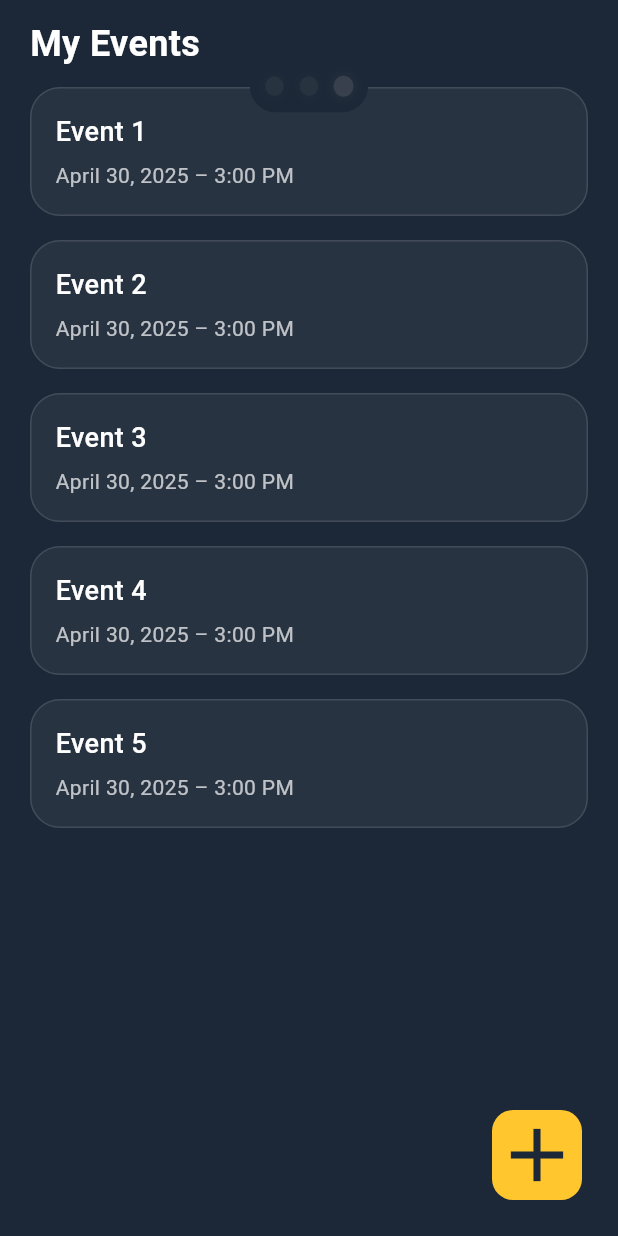
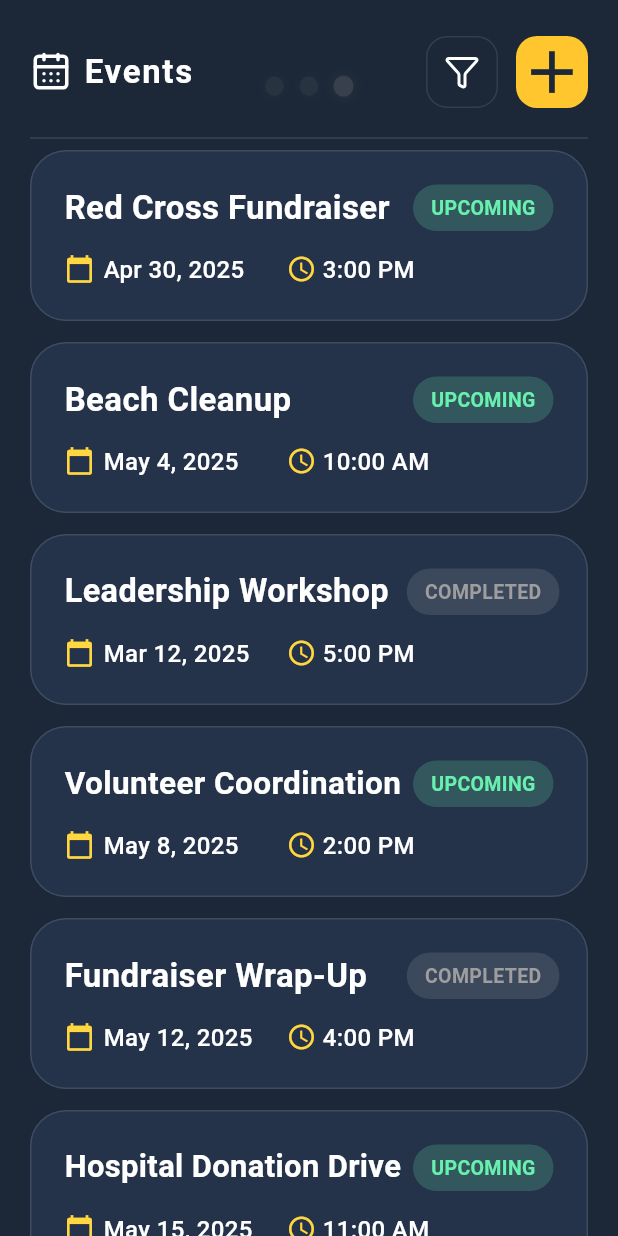
Before and after one commit to adisimaimulte1/optima-outreach-app, a Flutter app: the EventsScreen widget shown alone on an empty page, opened directly, on a phone screen of 412 x 824 dp. Run offline on Flutter 3.47's test engine with Material 3 defaults, Android fonts, the light colour scheme and no system bars; our stand-ins replace audioplayers, firebase_auth, firebase_core, fl_chart, google_sign_in, image_picker and 4 more; missing offline and left inert: crop_your_image, particles_flutter; accounts and stored records are empty.

Commit message:
events 🔥

```diff
--- a/lib/screens/inApp/util/events.dart
+++ b/lib/screens/inApp/util/events.dart
@@ -1,97 +1,130 @@
 import 'package:flutter/material.dart';
+import 'package:lucide_icons/lucide_icons.dart';
 import 'package:optima/screens/inApp/widgets/abstract_screen.dart';
-import 'package:optima/screens/inApp/widgets/dashboard/buttons/new_event_button.dart'; // adjust path if needed
+import 'package:optima/screens/inApp/widgets/dashboard/buttons/new_event_button.dart';
+import 'package:optima/screens/inApp/widgets/events/buttons/filter_button.dart';
+import 'package:optima/screens/inApp/widgets/events/card.dart';
 
-class EventsScreen extends StatelessWidget {
+class EventsScreen extends StatefulWidget {
   const EventsScreen({super.key});
 
   @override
+  State<EventsScreen> createState() => _EventsScreenState();
+}
+
+class _EventsScreenState extends State<EventsScreen> {
+  String selectedFilter = 'All';
+
+  final List<Map<String, String>> eventData = [
+    {"title": "Red Cross Fundraiser", "date": "Apr 30, 2025", "time": "3:00 PM", "status": "UPCOMING"},
+    {"title": "Beach Cleanup", "date": "May 4, 2025", "time": "10:00 AM", "status": "UPCOMING"},
+    {"title": "Leadership Workshop", "date": "Mar 12, 2025", "time": "5:00 PM", "status": "COMPLETED"},
+    {"title": "Volunteer Coordination", "date": "May 8, 2025", "time": "2:00 PM", "status": "UPCOMING"},
+    {"title": "Fundraiser Wrap-Up", "date": "May 12, 2025", "time": "4:00 PM", "status": "COMPLETED"},
+    {"title": "Hospital Donation Drive", "date": "May 15, 2025", "time": "11:00 AM", "status": "UPCOMING"},
+    {"title": "Blood Drive", "date": "May 20, 2025", "time": "9:00 AM", "status": "UPCOMING"},
+    {"title": "Disaster Response Training", "date": "May 22, 2025", "time": "3:30 PM", "status": "COMPLETED"},
+    {"title": "Medical Supply Sorting", "date": "May 25, 2025", "time": "1:00 PM", "status": "UPCOMING"},
+    {"title": "Community Safety Day", "date": "May 28, 2025", "time": "12:00 PM", "status": "UPCOMING"},
+    {"title": "First Aid Workshop", "date": "May 30, 2025", "time": "10:00 AM", "status": "CANCELLED"},
+    {"title": "Emergency Prep Drill", "date": "Jun 2, 2025", "time": "6:00 PM", "status": "UPCOMING"},
+  ];
+
+  @override
   Widget build(BuildContext context) {
+    final filteredData = selectedFilter == 'All'
+        ? eventData
+        : eventData.where((e) => e['status'] == selectedFilter).toList();
+
     return AbsScreen(
       sourceType: EventsScreen,
       builder: (context, isMinimized, scale) {
-        return Stack(
-          children: [
-            SafeArea(
-              child: Column(
-                children: [
-                  // Header
-                  Padding(
-                    padding: const EdgeInsets.symmetric(horizontal: 20.0, vertical: 12),
-                    child: Row(
-                      mainAxisAlignment: MainAxisAlignment.spaceBetween,
-                      children: const [
-                        Text(
-                          "My Events",
-                          style: TextStyle(
-                            color: Colors.white,
-                            fontSize: 24,
-                            fontWeight: FontWeight.w600,
-                          ),
-                        ),
-                        SizedBox(width: 52), // reserve space for button
-                      ],
-                    ),
-                  ),
-
-                  // Event List
-                  Expanded(
-                    child: ListView.builder(
-                      padding: const EdgeInsets.symmetric(horizontal: 20),
-                      itemCount: 5,
-                      itemBuilder: (context, index) {
-                        return Container(
-                          margin: const EdgeInsets.only(bottom: 16),
-                          padding: const EdgeInsets.all(16),
-                          decoration: BoxDecoration(
-                            color: Colors.white.withOpacity(0.05),
-                            borderRadius: BorderRadius.circular(20),
-                            border: Border.all(color: Colors.white12),
-                          ),
+        return SafeArea(
           child: Column(
             crossAxisAlignment: CrossAxisAlignment.start,
             children: [
+              const SizedBox(height: 24),
+              _buildHeader(),
+              _buildDivider(),
+              _buildEventList(filteredData),
+            ],
+          ),
+        );
+      },
+    );
+  }
+
+
+
+  Widget _buildHeader() {
+    return Padding(
+      padding: const EdgeInsets.symmetric(horizontal: 20),
+      child: Row(
+        mainAxisAlignment: MainAxisAlignment.spaceBetween,
+        children: [
+          Row(
+            children: const [
+              Icon(LucideIcons.calendarDays, color: Colors.white, size: 28),
+              SizedBox(width: 8),
               Text(
-                                "Event ${index + 1}",
-                                style: const TextStyle(
+                "Events",
+                style: TextStyle(
                   color: Colors.white,
-                                  fontSize: 18,
-                                  fontWeight: FontWeight.w500,
-                                ),
-                              ),
-                              const SizedBox(height: 6),
-                              Text(
-                                "April 30, 2025 – 3:00 PM",
-                                style: TextStyle(
-                                  color: Colors.white70,
-                                  fontSize: 14,
+                  fontSize: 22,
+                  fontWeight: FontWeight.bold,
+                  letterSpacing: 1.1,
                 ),
               ),
             ],
           ),
+          Row(
+            children: [
+              _buildFilterMenu(),
+              const SizedBox(width: 12),
+              NewEventButton(
+                width: 48,
+                height: 48,
+                onTap: () {
+                  // TODO: Navigate to Create Event screen
+                },
+              ),
+            ],
+          ),
+        ],
+      ),
+    );
+  }
+
+  Widget _buildFilterMenu() {
+    return FilterButton(
+      selectedValue: selectedFilter,
+      options: const ['All', 'UPCOMING', 'COMPLETED', 'CANCELLED'],
+      onSelected: (value) => setState(() => selectedFilter = value),
+    );
+  }
+
+  Widget _buildDivider() {
+    return const Padding(
+      padding: EdgeInsets.fromLTRB(20, 12, 20, 0),
+      child: Divider(color: Colors.white12, thickness: 1),
+    );
+  }
+
+  Widget _buildEventList(List<Map<String, String>> filteredData) {
+    return Expanded(
+      child: ListView.builder(
+        padding: const EdgeInsets.fromLTRB(20, 0, 20, 10),
+        itemCount: filteredData.length,
+        itemBuilder: (context, index) {
+          final e = filteredData[index];
+          return EventCard(
+            title: e["title"]!,
+            date: e["date"]!,
+            time: e["time"]!,
+            status: e["status"]!,
           );
         },
       ),
-                  ),
-                ],
-              ),
-            ),
-
-            // New Event Button
-            Positioned(
-              right: 24,
-              bottom: 24,
-              child: NewEventButton(
-                width: 60,
-                height: 60,
-                onTap: () {
-                  // TODO: Navigate to the create event screen
-                },
-              ),
-            ),
-          ],
-        );
-      },
     );
   }
 }
--- /dev/null
+++ b/lib/screens/inApp/widgets/events/buttons/filter_button.dart
@@ -0,0 +1,160 @@
+import 'package:flutter/material.dart';
+import 'package:lucide_icons/lucide_icons.dart';
+
+class FilterButton extends StatefulWidget {
+  final String selectedValue;
+  final List<String> options;
+  final ValueChanged<String> onSelected;
+
+  const FilterButton({
+    super.key,
+    required this.selectedValue,
+    required this.options,
+    required this.onSelected,
+  });
+
+  @override
+  State<FilterButton> createState() => _FilterButtonState();
+}
+
+class _FilterButtonState extends State<FilterButton> {
+  double _scale = 1.0;
+
+
+
+  void _setPressed(bool isPressed) {
+    setState(() {
+      _scale = isPressed ? 0.7 : 1.0;
+    });
+  }
+
+  void _showMenu() async {
+    final RenderBox box = context.findRenderObject() as RenderBox;
+    final Offset offset = box.localToGlobal(Offset.zero);
+
+    final result = await showMenu<String>(
+      context: context,
+      position: RelativeRect.fromLTRB(
+        offset.dx,
+        offset.dy + box.size.height + 6,
+        offset.dx + box.size.width,
+        offset.dy,
+      ),
+      elevation: 0,
+      color: Colors.transparent,
+      items: [
+        PopupMenuItem<String>(
+          enabled: false, // disable default wrapper
+          padding: EdgeInsets.zero,
+          child: Container(
+            decoration: BoxDecoration(
+              color: const Color(0xFF24324A),
+              borderRadius: BorderRadius.circular(12),
+              border: Border.all(
+                color: Colors.white10, // same subtle white border as cards
+                width: 1.2,
+              ),
+            ),
+            child: Column(
+              mainAxisSize: MainAxisSize.min,
+              children: widget.options.map((value) {
+                final isSelected = value == widget.selectedValue;
+                return InkWell(
+                  borderRadius: BorderRadius.circular(10),
+                  splashColor: Colors.transparent,
+                  highlightColor: Colors.transparent,
+                  hoverColor: Colors.transparent,
+                  focusColor: Colors.transparent,
+                  onTap: () {
+                    Navigator.pop(context, value);
+                    widget.onSelected(value);
+                  },
+                  child: Container(
+                    padding: const EdgeInsets.symmetric(horizontal: 16, vertical: 12),
+                    decoration: BoxDecoration(
+                      color: isSelected ? const Color(0xFF2C3C54) : Colors.transparent,
+                      borderRadius: BorderRadius.circular(10),
+                    ),
+                    child: Row(
+                      children: [
+                        IconTheme.merge(
+                          data: const IconThemeData(opacity: 1.0),
+                          child: Icon(
+                            _statusIcon(value),
+                            size: 22,
+                            color: isSelected ? const Color(0xFFFFC62D) : Colors.white70,
+                          ),
+                        ),
+                        const SizedBox(width: 8),
+                        Text(
+                          value[0] + value.substring(1).toLowerCase(),
+                          style: const TextStyle(
+                            color: Colors.white,
+                            fontWeight: FontWeight.w500,
+                            fontSize: 18,
+                          ),
+                        ),
+                      ],
+                    ),
+
+                  ),
+                );
+              }).toList(),
+            ),
+          ),
+        ),
+      ],
+    );
+
+    if (result != null) widget.onSelected(result);
+  }
+
+  IconData _statusIcon(String status) {
+    switch (status) {
+      case 'UPCOMING':
+        return LucideIcons.clock;
+      case 'COMPLETED':
+        return LucideIcons.checkCircle2;
+      case 'CANCELLED':
+        return LucideIcons.xCircle;
+      default:
+        return LucideIcons.slidersHorizontal;
+    }
+  }
+
+
+
+  @override
+  Widget build(BuildContext context) {
+    return Listener(
+      onPointerDown: (_) => _setPressed(true),
+      onPointerUp: (_) {
+        _setPressed(false);
+        _showMenu();
+      },
+      onPointerCancel: (_) => _setPressed(false),
+      child: TweenAnimationBuilder<double>(
+        tween: Tween(begin: 1.0, end: _scale),
+        duration: const Duration(milliseconds: 100),
+        builder: (context, scale, child) {
+          return Transform.scale(
+            scale: scale,
+            child: Container(
+              width: 48,
+              height: 48,
+              decoration: BoxDecoration(
+                color: const Color(0xFF1C2837),
+                borderRadius: BorderRadius.circular(14),
+                border: Border.all(color: Colors.white10),
+              ),
+              child: const Icon(
+                LucideIcons.filter,
+                color: Colors.white,
+              ),
+            ),
+          );
+        },
+      ),
+    );
+  }
+}
--- /dev/null
+++ b/lib/screens/inApp/widgets/events/card.dart
@@ -0,0 +1,156 @@
+import 'package:flutter/material.dart';
+
+class EventCard extends StatelessWidget {
+  final String title;
+  final String date;
+  final String time;
+  final String status;
+
+  const EventCard({
+    super.key,
+    required this.title,
+    required this.date,
+    required this.time,
+    required this.status,
+  });
+
+  static const TextStyle statusTextStyle = TextStyle(
+    fontSize: 13,
+    fontWeight: FontWeight.bold,
+  );
+
+  static final Map<String, Color> statusColor = {
+    "UPCOMING": Colors.greenAccent,
+    "COMPLETED": Colors.grey,
+    "CANCELLED": Colors.redAccent,
+  };
+
+  double _measureWidth(String text) {
+    final tp = TextPainter(
+      text: TextSpan(text: text, style: statusTextStyle),
+      maxLines: 1,
+      textDirection: TextDirection.ltr,
+    )..layout();
+    return tp.width;
+  }
+
+  double _calculateOffset(String status) {
+    if (status == "UPCOMING") return 0;
+    final currentWidth = _measureWidth(status);
+    final referenceWidth = _measureWidth("UPCOMING");
+    return (currentWidth - referenceWidth) / 2;
+  }
+
+
+
+  Widget _buildStatusLabel() {
+    return Transform.translate(
+      offset: Offset(_calculateOffset(status), 0),
+      child: Container(
+        padding: const EdgeInsets.symmetric(horizontal: 12, vertical: 6),
+        decoration: BoxDecoration(
+          color: statusColor[status]?.withOpacity(0.2),
+          borderRadius: BorderRadius.circular(20),
+        ),
+        child: Text(
+          status,
+          style: statusTextStyle.copyWith(color: statusColor[status]),
+        ),
+      ),
+    );
+  }
+
+  Widget _buildTitleRow() {
+    return Row(
+      crossAxisAlignment: CrossAxisAlignment.start,
+      children: [
+        Expanded(
+          child: FittedBox(
+            fit: BoxFit.scaleDown,
+            alignment: Alignment.centerLeft,
+            child: Text(
+              title,
+              style: const TextStyle(
+                color: Colors.white,
+                fontSize: 22,
+                fontWeight: FontWeight.w700,
+              ),
+            ),
+          ),
+        ),
+        const SizedBox(width: 8),
+        _buildStatusLabel(),
+      ],
+    );
+  }
+
+  Widget _buildDateTimeRow() {
+    return Table(
+      columnWidths: const {
+        0: FlexColumnWidth(),
+        1: FlexColumnWidth(),
+      },
+      children: [
+        TableRow(
+          children: [
+            Row(
+              children: [
+                const Icon(Icons.calendar_today, color: Colors.amberAccent, size: 20),
+                const SizedBox(width: 6),
+                Text(
+                  date,
+                  style: const TextStyle(
+                    color: Colors.white,
+                    fontSize: 16,
+                    fontWeight: FontWeight.w500,
+                  ),
+                ),
+              ],
+            ),
+            Transform.translate(
+              offset: const Offset(-15, 0), // shift both icon and text left together
+              child: Row(
+                children: [
+                  const Icon(Icons.access_time, color: Colors.amberAccent, size: 20),
+                  const SizedBox(width: 4),
+                  Text(
+                    time,
+                    style: const TextStyle(
+                      color: Colors.white,
+                      fontSize: 16,
+                      fontWeight: FontWeight.w500,
+                    ),
+                  ),
+                ],
+              ),
+            ),
+
+          ],
+        ),
+      ],
+    );
+  }
+
+
+
+  @override
+  Widget build(BuildContext context) {
+    return Container(
+      margin: const EdgeInsets.only(bottom: 14),
+      padding: const EdgeInsets.all(22),
+      decoration: BoxDecoration(
+        color: const Color(0xFF24324A),
+        borderRadius: BorderRadius.circular(24),
+        border: Border.all(color: Colors.white12),
+      ),
+      child: Column(
+        crossAxisAlignment: CrossAxisAlignment.start,
+        children: [
+          _buildTitleRow(),
+          const SizedBox(height: 14),
+          _buildDateTimeRow(),
+        ],
+      ),
+    );
+  }
+}
```
Also changed, not shown: lib/screens/inApp/widgets/settings/tiles.dart (+168 -40 lines). Lines whose indentation alone changed are shown as unchanged.
